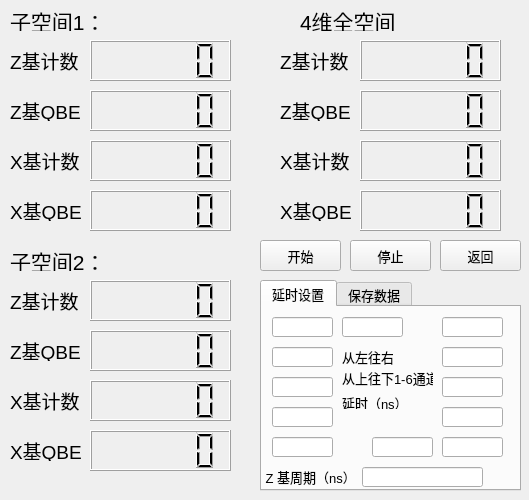
Old version of the form ui/hyperEBQKDwidget.ui in the repository WhiteChimney/TDC-counter.
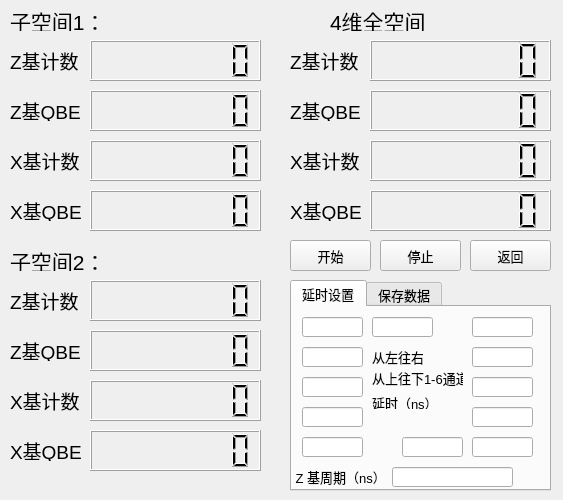
New version of the form. The open tabs and pages were chosen to show the change.

```diff
--- a/ui/hyperEBQKDwidget.ui
+++ b/ui/hyperEBQKDwidget.ui
@@ -6,7 +6,7 @@
    <rect>
     <x>0</x>
     <y>0</y>
-    <width>529</width>
+    <width>563</width>
     <height>500</height>
    </rect>
   </property>
@@ -26,7 +26,7 @@
     <rect>
      <x>90</x>
      <y>40</y>
-     <width>141</width>
+     <width>171</width>
      <height>41</height>
     </rect>
    </property>
@@ -36,6 +36,12 @@
    <property name="smallDecimalPoint">
     <bool>true</bool>
    </property>
+   <property name="digitCount">
+    <number>7</number>
+   </property>
+   <property name="value" stdset="0">
+    <double>0.000000000000000</double>
+   </property>
   </widget>
   <widget class="QLabel" name="label">
    <property name="geometry">
@@ -84,7 +90,7 @@
     <rect>
      <x>90</x>
      <y>90</y>
-     <width>141</width>
+     <width>171</width>
      <height>41</height>
     </rect>
    </property>
@@ -96,6 +102,9 @@
    <property name="smallDecimalPoint">
     <bool>true</bool>
    </property>
+   <property name="digitCount">
+    <number>7</number>
+   </property>
    <property name="value" stdset="0">
     <double>0.000000000000000</double>
    </property>
@@ -108,26 +117,32 @@
     <rect>
      <x>90</x>
      <y>140</y>
-     <width>141</width>
+     <width>171</width>
      <height>41</height>
     </rect>
    </property>
    <property name="smallDecimalPoint">
     <bool>true</bool>
    </property>
+   <property name="digitCount">
+    <number>7</number>
+   </property>
   </widget>
   <widget class="QLCDNumber" name="SubSpace1XQBER">
    <property name="geometry">
     <rect>
      <x>90</x>
      <y>190</y>
-     <width>141</width>
+     <width>171</width>
      <height>41</height>
     </rect>
    </property>
    <property name="smallDecimalPoint">
     <bool>true</bool>
    </property>
+   <property name="digitCount">
+    <number>7</number>
+   </property>
   </widget>
   <widget class="QLabel" name="label_3">
    <property name="geometry">
@@ -212,26 +227,32 @@
     <rect>
      <x>90</x>
      <y>380</y>
-     <width>141</width>
+     <width>171</width>
      <height>41</height>
     </rect>
    </property>
    <property name="smallDecimalPoint">
     <bool>true</bool>
    </property>
+   <property name="digitCount">
+    <number>7</number>
+   </property>
   </widget>
   <widget class="QLCDNumber" name="SubSpace2XQBER">
    <property name="geometry">
     <rect>
      <x>90</x>
      <y>430</y>
-     <width>141</width>
+     <width>171</width>
      <height>41</height>
     </rect>
    </property>
    <property name="smallDecimalPoint">
     <bool>true</bool>
    </property>
+   <property name="digitCount">
+    <number>7</number>
+   </property>
   </widget>
   <widget class="QLabel" name="label_7">
    <property name="geometry">
@@ -298,7 +319,7 @@
     <rect>
      <x>90</x>
      <y>280</y>
-     <width>141</width>
+     <width>171</width>
      <height>41</height>
     </rect>
    </property>
@@ -308,6 +329,9 @@
    <property name="smallDecimalPoint">
     <bool>true</bool>
    </property>
+   <property name="digitCount">
+    <number>7</number>
+   </property>
   </widget>
   <widget class="QLabel" name="label_10">
    <property name="geometry">
@@ -338,7 +362,7 @@
     <rect>
      <x>90</x>
      <y>330</y>
-     <width>141</width>
+     <width>171</width>
      <height>41</height>
     </rect>
    </property>
@@ -350,6 +374,9 @@
    <property name="smallDecimalPoint">
     <bool>true</bool>
    </property>
+   <property name="digitCount">
+    <number>7</number>
+   </property>
    <property name="value" stdset="0">
     <double>0.000000000000000</double>
    </property>
@@ -360,7 +387,7 @@
   <widget class="QLabel" name="label_11">
    <property name="geometry">
     <rect>
-     <x>300</x>
+     <x>330</x>
      <y>10</y>
      <width>221</width>
      <height>21</height>
@@ -378,7 +405,7 @@
   <widget class="QLabel" name="label_12">
    <property name="geometry">
     <rect>
-     <x>280</x>
+     <x>290</x>
      <y>200</y>
      <width>71</width>
      <height>21</height>
@@ -396,33 +423,39 @@
   <widget class="QLCDNumber" name="FullSpaceXCount">
    <property name="geometry">
     <rect>
-     <x>360</x>
+     <x>370</x>
      <y>140</y>
-     <width>141</width>
+     <width>181</width>
      <height>41</height>
     </rect>
    </property>
    <property name="smallDecimalPoint">
     <bool>true</bool>
    </property>
+   <property name="digitCount">
+    <number>7</number>
+   </property>
   </widget>
   <widget class="QLCDNumber" name="FullSpaceXQBER">
    <property name="geometry">
     <rect>
-     <x>360</x>
+     <x>370</x>
      <y>190</y>
-     <width>141</width>
+     <width>181</width>
      <height>41</height>
     </rect>
    </property>
    <property name="smallDecimalPoint">
     <bool>true</bool>
    </property>
+   <property name="digitCount">
+    <number>7</number>
+   </property>
   </widget>
   <widget class="QLabel" name="label_13">
    <property name="geometry">
     <rect>
-     <x>280</x>
+     <x>290</x>
      <y>50</y>
      <width>71</width>
      <height>21</height>
@@ -446,7 +479,7 @@
   <widget class="QLabel" name="label_14">
    <property name="geometry">
     <rect>
-     <x>280</x>
+     <x>290</x>
      <y>100</y>
      <width>71</width>
      <height>21</height>
@@ -464,9 +497,9 @@
   <widget class="QLCDNumber" name="FullSpaceZCount">
    <property name="geometry">
     <rect>
-     <x>360</x>
+     <x>370</x>
      <y>40</y>
-     <width>141</width>
+     <width>181</width>
      <height>41</height>
     </rect>
    </property>
@@ -476,11 +509,14 @@
    <property name="smallDecimalPoint">
     <bool>true</bool>
    </property>
+   <property name="digitCount">
+    <number>7</number>
+   </property>
   </widget>
   <widget class="QLabel" name="label_15">
    <property name="geometry">
     <rect>
-     <x>280</x>
+     <x>290</x>
      <y>150</y>
      <width>71</width>
      <height>21</height>
@@ -504,9 +540,9 @@
   <widget class="QLCDNumber" name="FullSpaceZQBER">
    <property name="geometry">
     <rect>
-     <x>360</x>
+     <x>370</x>
      <y>90</y>
-     <width>141</width>
+     <width>181</width>
      <height>41</height>
     </rect>
    </property>
@@ -518,6 +554,9 @@
    <property name="smallDecimalPoint">
     <bool>true</bool>
    </property>
+   <property name="digitCount">
+    <number>7</number>
+   </property>
    <property name="value" stdset="0">
     <double>0.000000000000000</double>
    </property>
@@ -528,7 +567,7 @@
   <widget class="QPushButton" name="ButtonStartQKD">
    <property name="geometry">
     <rect>
-     <x>260</x>
+     <x>290</x>
      <y>240</y>
      <width>81</width>
      <height>31</height>
@@ -541,7 +580,7 @@
   <widget class="QPushButton" name="ButtonStopQKD">
    <property name="geometry">
     <rect>
-     <x>350</x>
+     <x>380</x>
      <y>240</y>
      <width>81</width>
      <height>31</height>
@@ -554,7 +593,7 @@
   <widget class="QPushButton" name="ButtonRetornQKD">
    <property name="geometry">
     <rect>
-     <x>440</x>
+     <x>470</x>
      <y>240</y>
      <width>81</width>
      <height>31</height>
@@ -567,7 +606,7 @@
   <widget class="QTabWidget" name="QKDWidgetset">
    <property name="geometry">
     <rect>
-     <x>260</x>
+     <x>290</x>
      <y>280</y>
      <width>261</width>
      <height>211</height>
```
Left out of the diff: 2 changed lines with no effect on the pictures.
